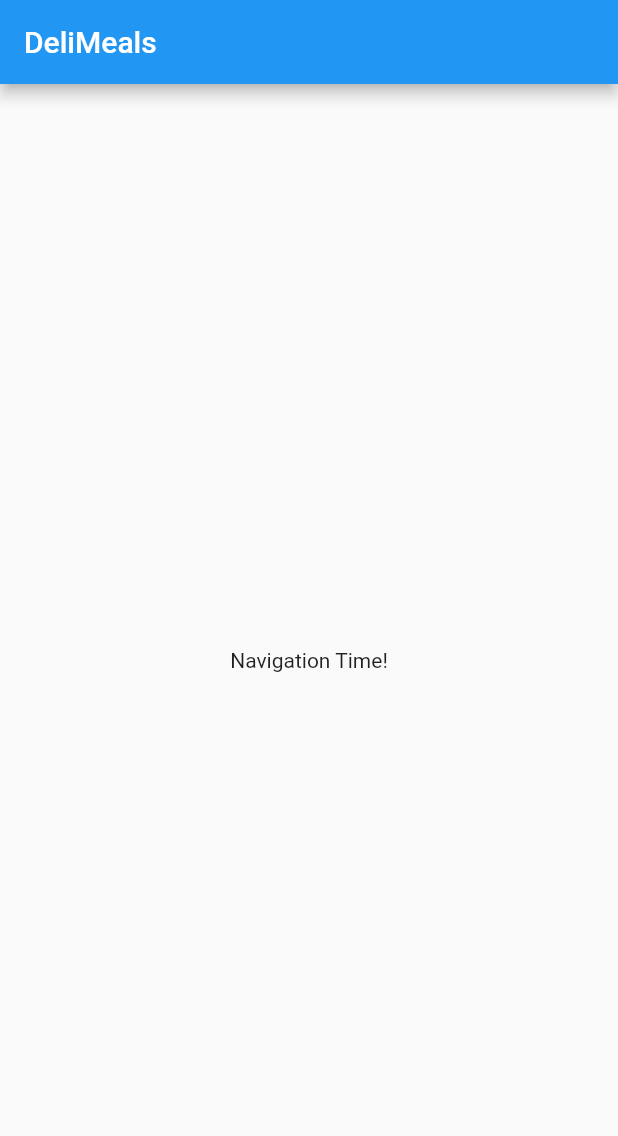
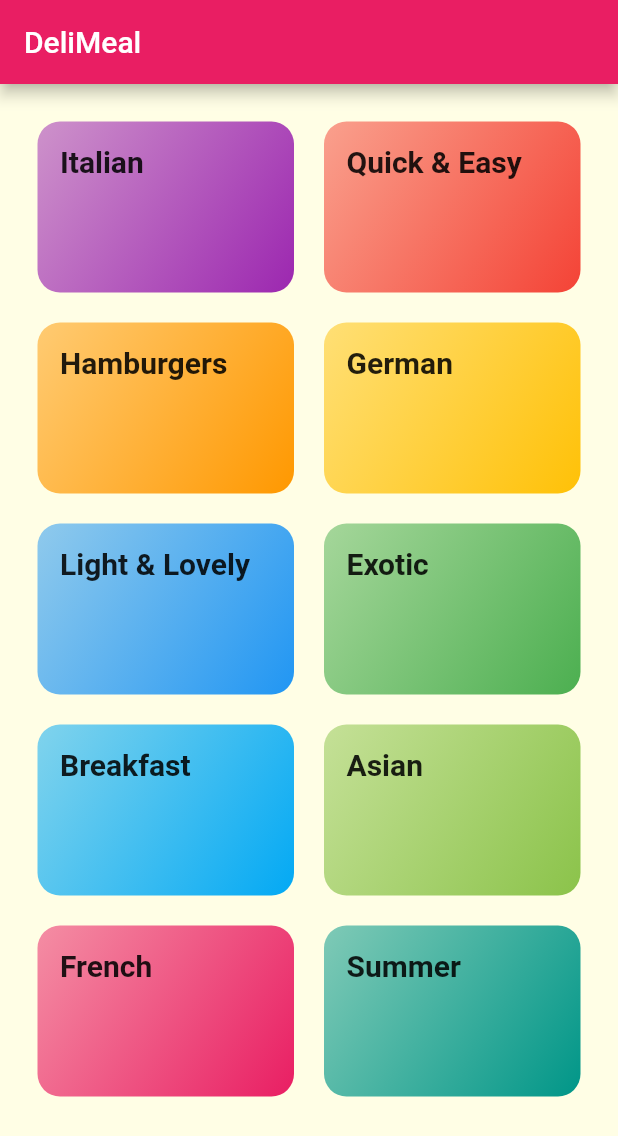
Before and after one commit to sakakidai/flutter_meals, a Flutter app: the screen it shows after launch, on a phone screen of 412 x 824 dp. Shown: the top 1136 px of the screen. Run offline on Flutter 3.47's test engine with Material 2 defaults, Android fonts, the phone set to English and light mode, and no system bars; Roboto replaces fonts that are missing (RobotoCondensed).

Commit message:
Add category list screen

```diff
--- /dev/null
+++ b/lib/categories_screen.dart
@@ -0,0 +1,33 @@
+import 'package:flutter/material.dart';
+import './dummy_data.dart';
+import './category_item.dart';
+
+class CategoriesScreen extends StatelessWidget {
+  const CategoriesScreen({Key? key}) : super(key: key);
+
+  @override
+  Widget build(BuildContext context) {
+    return Scaffold(
+      appBar: AppBar(
+        title: const Text('DeliMeal'),
+      ),
+      body: GridView(
+        padding: const EdgeInsets.all(25),
+        children: dummyCategories
+            .map(
+              (catData) => CategoryItem(
+                catData.title,
+                catData.color,
+              ),
+            )
+            .toList(),
+        gridDelegate: const SliverGridDelegateWithMaxCrossAxisExtent(
+          maxCrossAxisExtent: 200,
+          childAspectRatio: 3 / 2,
+          crossAxisSpacing: 20,
+          mainAxisSpacing: 20,
+        ),
+      ),
+    );
+  }
+}
--- /dev/null
+++ b/lib/category_item.dart
@@ -0,0 +1,30 @@
+import 'package:flutter/material.dart';
+
+class CategoryItem extends StatelessWidget {
+  final String title;
+  final Color color;
+
+  const CategoryItem(this.title, this.color, {Key? key}) : super(key: key);
+
+  @override
+  Widget build(BuildContext context) {
+    return Container(
+      padding: const EdgeInsets.all(15),
+      child: Text(
+        title,
+        style: Theme.of(context).textTheme.titleMedium,
+      ),
+      decoration: BoxDecoration(
+        gradient: LinearGradient(
+          colors: [
+            color.withOpacity(0.5),
+            color,
+          ],
+          begin: Alignment.topLeft,
+          end: Alignment.bottomRight,
+        ),
+        borderRadius: BorderRadius.circular(15),
+      ),
+    );
+  }
+}
--- /dev/null
+++ b/lib/dummy_data.dart
@@ -0,0 +1,56 @@
+import 'package:flutter/material.dart';
+
+import './models/category.dart';
+
+const dummyCategories = [
+  Category(
+    id: 'c1',
+    title: 'Italian',
+    color: Colors.purple,
+  ),
+  Category(
+    id: 'c2',
+    title: 'Quick & Easy',
+    color: Colors.red,
+  ),
+  Category(
+    id: 'c3',
+    title: 'Hamburgers',
+    color: Colors.orange,
+  ),
+  Category(
+    id: 'c4',
+    title: 'German',
+    color: Colors.amber,
+  ),
+  Category(
+    id: 'c5',
+    title: 'Light & Lovely',
+    color: Colors.blue,
+  ),
+  Category(
+    id: 'c6',
+    title: 'Exotic',
+    color: Colors.green,
+  ),
+  Category(
+    id: 'c7',
+    title: 'Breakfast',
+    color: Colors.lightBlue,
+  ),
+  Category(
+    id: 'c8',
+    title: 'Asian',
+    color: Colors.lightGreen,
+  ),
+  Category(
+    id: 'c9',
+    title: 'French',
+    color: Colors.pink,
+  ),
+  Category(
+    id: 'c10',
+    title: 'Summer',
+    color: Colors.teal,
+  ),
+];
--- a/lib/main.dart
+++ b/lib/main.dart
@@ -1,4 +1,5 @@
 import 'package:flutter/material.dart';
+import './categories_screen.dart';
 
 void main() {
   runApp(const MyApp());
@@ -13,39 +14,24 @@ class MyApp extends StatelessWidget {
     return MaterialApp(
       title: 'DeliMeals',
       theme: ThemeData(
-        primarySwatch: Colors.blue,
+        canvasColor: const Color.fromRGBO(255, 254, 229, 1),
+        fontFamily: 'Raleway',
+        textTheme: ThemeData.light().textTheme.copyWith(
+              titleMedium: const TextStyle(
+                fontSize: 20,
+                fontFamily: 'RobotoCondensed',
+                fontWeight: FontWeight.bold,
+              ),
+              bodyLarge: const TextStyle(
+                color: Color.fromRGBO(20, 51, 51, 1),
+              ),
+              bodyMedium: const TextStyle(
+                color: Color.fromRGBO(20, 51, 51, 1),
+              ),
+            ),
+        colorScheme: ColorScheme.fromSwatch(primarySwatch: Colors.pink).copyWith(secondary: Colors.amber),
       ),
-      home: const MyHomePage(title: 'Flutter Demo Home Page'),
+      home: const CategoriesScreen(),
     );
   }
 }
-
-class MyHomePage extends StatefulWidget {
-  const MyHomePage({Key? key, required this.title}) : super(key: key);
-  final String title;
-
-  @override
-  State<MyHomePage> createState() => _MyHomePageState();
-}
-
-class _MyHomePageState extends State<MyHomePage> {
-  int _counter = 0;
-
-  void _incrementCounter() {
-    setState(() {
-      _counter++;
-    });
-  }
-
-  @override
-  Widget build(BuildContext context) {
-    return Scaffold(
-      appBar: AppBar(
-        title: const Text('DeliMeals'),
-      ),
-      body: const Center(
-        child: Text('Navigation Time!'),
-      ),
-    );
-  }
-}
--- /dev/null
+++ b/lib/models/category.dart
@@ -0,0 +1,13 @@
+import 'package:flutter/material.dart';
+
+class Category {
+  final String id;
+  final String title;
+  final Color color;
+
+  const Category({
+    required this.id,
+    required this.title,
+    this.color = Colors.orange,
+  });
+}
```
Also changed, not shown: pubspec.yaml (+17 -66 lines), assets/fonts/Raleway-Black.ttf (added), assets/fonts/Raleway-Bold.ttf (added), assets/fonts/Raleway-Regular.ttf (added), assets/fonts/RobotoCondensed-Bold.ttf (added), assets/fonts/RobotoCondensed-Italic.ttf (added), assets/fonts/RobotoCondensed-Light.ttf (added), assets/fonts/RobotoCondensed-Regular.ttf (added).
